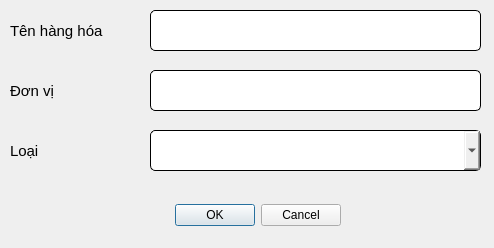
The window that ui/product_dialog.ui (devtrungk3/warehouse_app) describes before a commit, drawn with Qt 5.
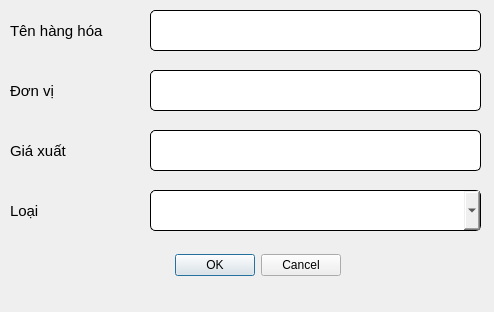
The same window after the commit.

```diff
--- a/ui/product_dialog.ui
+++ b/ui/product_dialog.ui
@@ -7,7 +7,7 @@
     <x>0</x>
     <y>0</y>
     <width>494</width>
-    <height>248</height>
+    <height>312</height>
    </rect>
   </property>
   <property name="windowTitle">
@@ -29,7 +29,7 @@
    <property name="geometry">
     <rect>
      <x>140</x>
-     <y>200</y>
+     <y>250</y>
      <width>201</width>
      <height>31</height>
     </rect>
@@ -81,7 +81,7 @@
    <property name="geometry">
     <rect>
      <x>10</x>
-     <y>130</y>
+     <y>190</y>
      <width>131</width>
      <height>41</height>
     </rect>
@@ -99,7 +99,7 @@
    <property name="geometry">
     <rect>
      <x>150</x>
-     <y>130</y>
+     <y>190</y>
      <width>331</width>
      <height>41</height>
     </rect>
@@ -149,6 +149,42 @@
     <string>Đơn vị</string>
    </property>
   </widget>
+  <widget class="QLineEdit" name="ex_cost_input">
+   <property name="geometry">
+    <rect>
+     <x>150</x>
+     <y>130</y>
+     <width>331</width>
+     <height>41</height>
+    </rect>
+   </property>
+   <property name="font">
+    <font>
+     <pointsize>9</pointsize>
+    </font>
+   </property>
+   <property name="placeholderText">
+    <string/>
+   </property>
+  </widget>
+  <widget class="QLabel" name="label_11">
+   <property name="geometry">
+    <rect>
+     <x>10</x>
+     <y>130</y>
+     <width>131</width>
+     <height>41</height>
+    </rect>
+   </property>
+   <property name="font">
+    <font>
+     <pointsize>11</pointsize>
+    </font>
+   </property>
+   <property name="text">
+    <string>Giá xuất</string>
+   </property>
+  </widget>
  </widget>
  <resources/>
  <connections>
```
